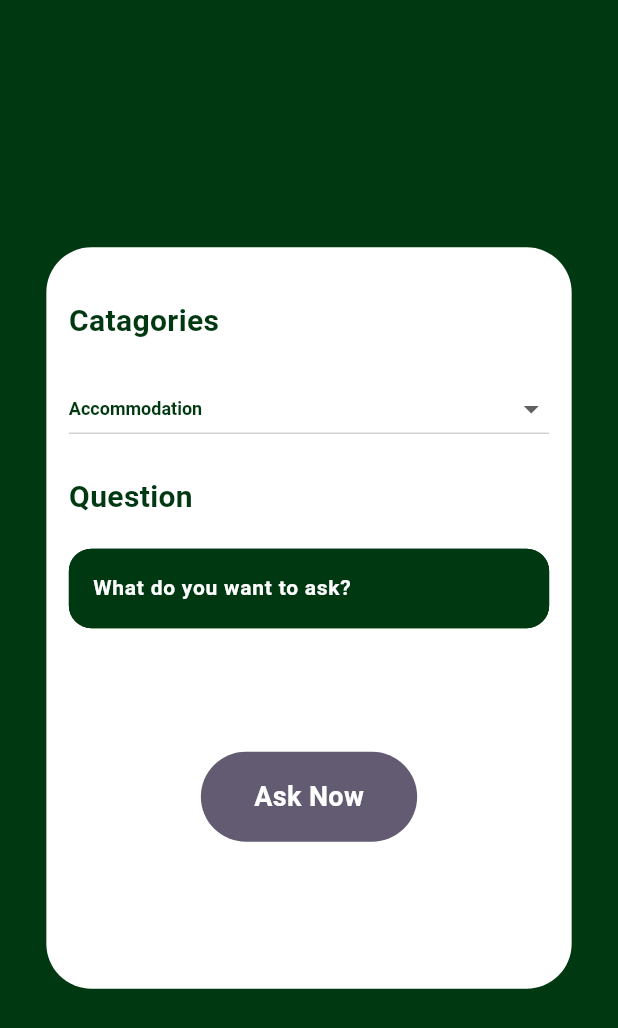
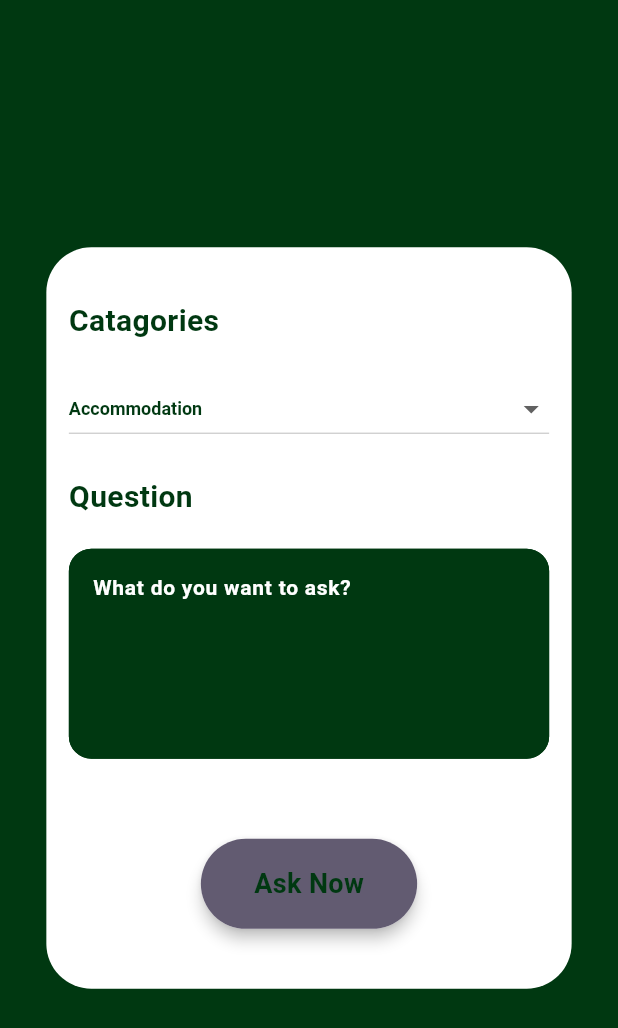
Before and after one commit to umaisqureshi/IFragen, a Flutter app: the AddQuestion screen opened directly, on a phone screen of 412 x 824 dp. Shown: the top 1028 px of the screen. Run offline on Flutter 3.47's test engine with Material 2 defaults, Android fonts, the phone set to English and light mode, and no system bars; our stand-ins replace bloc, cached_network_image, connectivity_plus, curved_navigation_bar, equatable, flutter_bloc and 3 more; missing offline and left inert: draggable_bottom_sheet; accounts and stored records are empty.

```diff
--- a/lib/Screens/AddQuestion/addQuestion.dart
+++ b/lib/Screens/AddQuestion/addQuestion.dart
@@ -150,6 +150,7 @@ class _AddQuestionState extends State<AddQuestion> {
                                   height: 20,
                                 ),
                                 TextField(
+                                  maxLines: 6,
                                   onChanged: (value) {
                                     question.text = value;
                                     setState(() {});
@@ -163,7 +164,7 @@ class _AddQuestionState extends State<AddQuestion> {
                                   ),
                                 ),
                                 SizedBox(
-                                  height: size.height * 0.1,
+                                  height: size.height * 0.06,
                                 ),
                                 Center(
                                   child: GestureDetector(
@@ -200,22 +201,30 @@ class _AddQuestionState extends State<AddQuestion> {
                                                 )));
                                       }
                                     },
+                                    child: Card(
+                                      elevation: 4,
+                                      shape: const StadiumBorder(),
                                       child: Container(
                                         height: 60,
-                                      width: MediaQuery.of(context).size.width *
+                                        width:
+                                            MediaQuery.of(context).size.width *
                                                 0.35,
                                         decoration: BoxDecoration(
-                                          color: Theme.of(context).accentColor,
-                                          borderRadius: const BorderRadius.all(
+                                            color:
+                                                Theme.of(context).accentColor,
+                                            borderRadius:
+                                                const BorderRadius.all(
                                               Radius.circular(30),
                                             )),
                                         child: Center(
                                           child: Text(
                                             "Ask Now",
                                             style: GoogleFonts.roboto(
-                                              color: Colors.white,
+                                                color: Theme.of(context)
+                                                    .primaryColor,
                                                 fontSize: 18,
                                                 fontWeight: FontWeight.bold),
+                                          ),
                                         ),
                                       ),
                                     ),
--- a/lib/Screens/Profile/myprofile.dart
+++ b/lib/Screens/Profile/myprofile.dart
@@ -2,7 +2,6 @@ import 'package:cached_network_image/cached_network_image.dart';
 import 'package:draggable_bottom_sheet/draggable_bottom_sheet.dart';
 import 'package:flutter/material.dart';
 import 'package:google_fonts/google_fonts.dart';
-import 'package:ifragen/Helper/helper.dart';
 
 class MyProfile extends StatefulWidget {
   const MyProfile({super.key});
```
Lines whose indentation alone changed are shown as unchanged.
